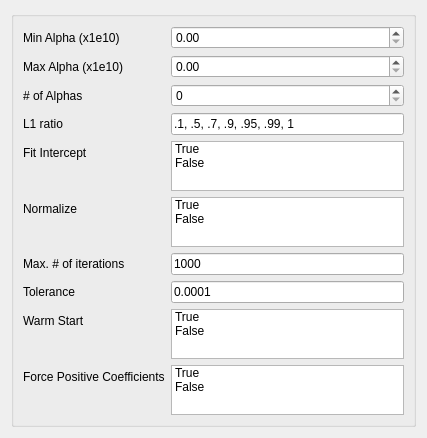
Qt form ui/cv_ElasticNet.ui (tthatcher95/PyHAT_Point_Spectra_GUI) before a commit.
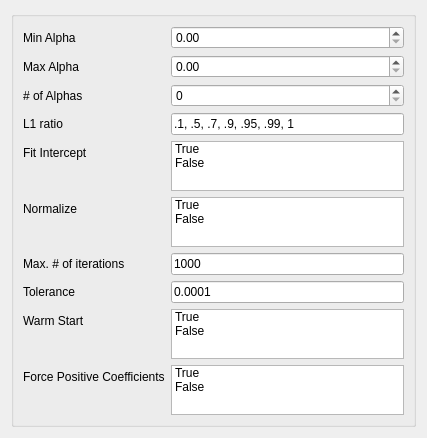
The same form after that commit.

Patch:
```diff
--- a/ui/cv_ElasticNet.ui
+++ b/ui/cv_ElasticNet.ui
@@ -32,7 +32,7 @@
       <item row="0" column="0">
        <widget class="QLabel" name="minalpha_label">
         <property name="text">
-         <string>Min Alpha (x1e10)</string>
+         <string>Min Alpha</string>
         </property>
        </widget>
       </item>
@@ -201,7 +201,7 @@
       <item row="1" column="0">
        <widget class="QLabel" name="maxalpha_label">
         <property name="text">
-         <string>Max Alpha (x1e10)</string>
+         <string>Max Alpha</string>
         </property>
        </widget>
       </item>
```
